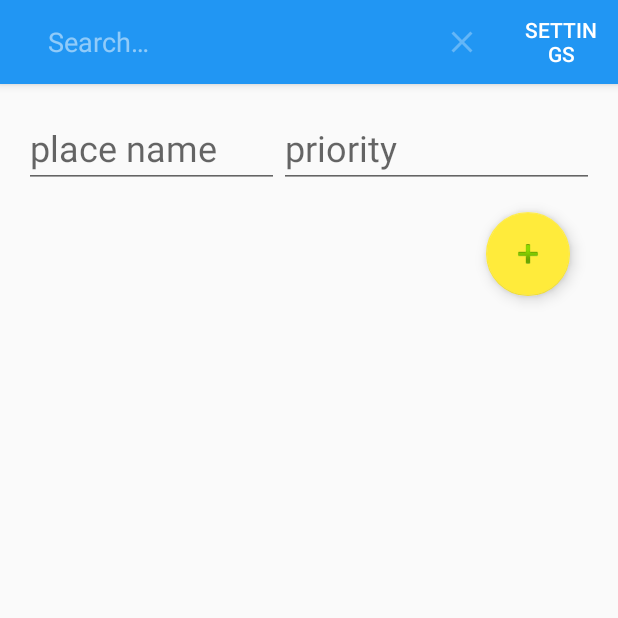
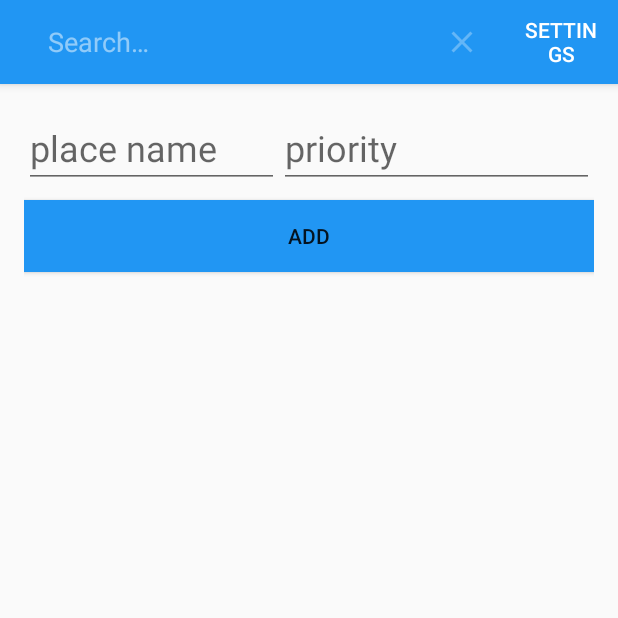
Before and after one commit to charleneferguson11/touristapp, an Android app: the screen it shows after launch (ItineraryActivity), after a tap on "Search", on a phone screen of 412 x 824 dp, the top half of it. Run offline under Robolectric (Android 15) with nearby library versions, the phone set to English and light mode, and no system bars.

Commit message:
Fix bug with addToItineraryList

```diff
--- a/TouristApp/app/src/main/java/dreamteamuk/touristapp/ItineraryActivity.java
+++ b/TouristApp/app/src/main/java/dreamteamuk/touristapp/ItineraryActivity.java
@@ -2,11 +2,9 @@ package dreamteamuk.touristapp;
 
 import android.content.ContentValues;
 import android.content.Context;
-import android.content.Intent;
 import android.database.Cursor;
 import android.database.sqlite.SQLiteDatabase;
 import android.os.Bundle;
-import android.support.design.widget.FloatingActionButton;
 import android.support.v7.app.AppCompatActivity;
 import android.support.v7.widget.LinearLayoutManager;
 import android.support.v7.widget.RecyclerView;
@@ -42,12 +40,14 @@ public class ItineraryActivity extends AppCompatActivity {
         setContentView(R.layout.activity_itinerary);
 
         // Add floating button to add Itinerary items
-        FloatingActionButton fab = (FloatingActionButton) findViewById(R.id.fab);
+      //  FloatingActionButton fab = (FloatingActionButton) findViewById(R.id.fab);
         // Add edit text to add data
         mNewPlaceNameEditText = (EditText) findViewById(R.id.edit_place_name);
         mNewPriorityNameEditText = (EditText) findViewById(R.id.edit_priority);
 
-        fab.setOnClickListener(new View.OnClickListener() {
+        mItineraryList = (RecyclerView) findViewById(R.id.rv_itinerary);
+
+    /*    fab.setOnClickListener(new View.OnClickListener() {
             @Override
             public void onClick(View view) {
                 //Create an itinerary intent to start Activity that adds a new place to Itinerary
@@ -60,10 +60,9 @@ public class ItineraryActivity extends AppCompatActivity {
                 }
 
             }
-        });
+        });*/
 
 
-        mItineraryList = (RecyclerView) findViewById(R.id.rv_itinerary);
 
         LinearLayoutManager layoutManager = new LinearLayoutManager(this);
         mItineraryList.setLayoutManager(layoutManager);
@@ -75,15 +74,15 @@ public class ItineraryActivity extends AppCompatActivity {
 
         Cursor cursor = getAllItineraryData();
 
-        mAdapter = new ItineraryAdapter(cursor);
+        mAdapter = new ItineraryAdapter(this, cursor);
         mItineraryList.setAdapter(mAdapter);
 
 
         // Add feature to delete itinerary items by using the swipe functionality.
 
-        new ItemTouchHelper(new ItemTouchHelper.SimpleCallback(0, ItemTouchHelper.LEFT | ItemTouchHelper.RIGHT){
-            public  boolean onMove(RecyclerView recyclerView, RecyclerView.ViewHolder viewHolder, RecyclerView.ViewHolder target){
-return false;
+        new ItemTouchHelper(new ItemTouchHelper.SimpleCallback(0, ItemTouchHelper.LEFT | ItemTouchHelper.RIGHT) {
+            public boolean onMove(RecyclerView recyclerView, RecyclerView.ViewHolder viewHolder, RecyclerView.ViewHolder target) {
+                return false;
             }
 
             @Override
@@ -136,7 +135,7 @@ return false;
     /**
      * Add item to itinerary list
      */
-    public void addToItineraryList(String name, String priority) {
+    public void addToItineraryList(View view) {
 
         // If the edit text fields are empty exit method
         if (mNewPriorityNameEditText.getText().length() == 0 || mNewPlaceNameEditText.getText().length() == 0) {
@@ -146,9 +145,7 @@ return false;
         String editPlacename = mNewPlaceNameEditText.getText().toString();
         String editPriority = mNewPriorityNameEditText.getText().toString();
 
-         addItinerary(editPlacename, editPriority);
-
-        finish();
+        addItinerary(editPlacename, editPriority);
 
         mAdapter.swapCursor(getAllItineraryData());
 
@@ -168,29 +165,23 @@ return false;
 
         long newRowId = mItineraryDb.insert(ItineraryListContract.ItineraryListEntry.TABLE_NAME, null, contentValues);
 
-        if(newRowId == -1){
+        if (newRowId == -1) {
             Toast.makeText(this, "Error with saving itinerary", Toast.LENGTH_SHORT).show();
-        } else{
+        } else {
             Toast.makeText(this, "Itinerary saved", Toast.LENGTH_SHORT).show();
         }
 
         return newRowId;
     }
 
-    public void removeItinerary(long id){
-
-        mItineraryDb.delete(ItineraryListContract.ItineraryListEntry.TABLE_NAME, ItineraryListContract.ItineraryListEntry._ID + "=" + id, null);
-
-    }
-
 
     /**
      * Removes a record from the itinerary list table
      */
+    public boolean removeItinerary(long id) {
 
-    public boolean removeItineraryRecord() {
+        return mItineraryDb.delete(ItineraryListContract.ItineraryListEntry.TABLE_NAME, ItineraryListContract.ItineraryListEntry._ID + "=" + id, null) > 0 ;
 
-        return false;
     }
 
     /**
@@ -240,9 +231,8 @@ return false;
                 Toast.makeText(context, message, Toast.LENGTH_LONG).show();
                 return true;
         }
-            return super.onOptionsItemSelected(item);
-        }
-
+        return super.onOptionsItemSelected(item);
+    }
 
 
 }
--- a/TouristApp/app/src/main/java/dreamteamuk/touristapp/ItineraryAdapter.java
+++ b/TouristApp/app/src/main/java/dreamteamuk/touristapp/ItineraryAdapter.java
@@ -19,14 +19,15 @@ public class ItineraryAdapter extends RecyclerView.Adapter<ItineraryAdapter.Itin
 
     // Stores the cursor
     private Cursor mCursor;
-
     // Stores the current activity
     private Context mContext;
 
 
-    public ItineraryAdapter(Cursor cursor) {
+    public ItineraryAdapter(Context context, Cursor cursor) {
 
         mCursor = cursor;
+        mContext = context;
+
     }
 
     @Override
--- a/TouristApp/app/src/main/res/layout/activity_itinerary.xml
+++ b/TouristApp/app/src/main/res/layout/activity_itinerary.xml
@@ -33,13 +33,23 @@
     </LinearLayout>
 
 
-    <android.support.design.widget.FloatingActionButton
+  <!--  <android.support.design.widget.FloatingActionButton
         android:id="@+id/fab"
         android:layout_width="wrap_content"
         android:layout_height="wrap_content"
         android:layout_gravity="bottom|end"
         android:layout_margin="@dimen/fab_margin"
-        android:src="@android:drawable/ic_input_add"/>
+        android:src="@android:drawable/ic_input_add"/>-->
+
+    <Button
+        android:layout_width="match_parent"
+        android:layout_height="wrap_content"
+        android:id="@+id/add_to_itinerary_list_button"
+        android:layout_marginBottom="8dp"
+        android:layout_marginTop="8dp"
+        android:background="@color/colorPrimary"
+        android:onClick="addToItineraryList"
+        android:text="@string/add_button"/>
 
     <android.support.v7.widget.RecyclerView
         android:id="@+id/rv_itinerary"
--- a/TouristApp/app/src/main/res/values/strings.xml
+++ b/TouristApp/app/src/main/res/values/strings.xml
@@ -6,4 +6,5 @@
     <string name="search">Search</string>
     <string name="priority_hint">priority</string>
     <string name="place_name_hint">place name</string>
+    <string name="add_button">Add</string>
 </resources>
```
